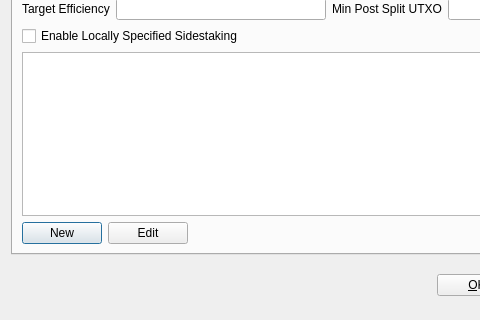
First picture: the form in src/qt/forms/optionsdialog.ui, repository gridcoin-community/Gridcoin-Research, before the edit; both pictures show x 0 to 480 and y 100 to 420 of the 700 by 420 pixel window.
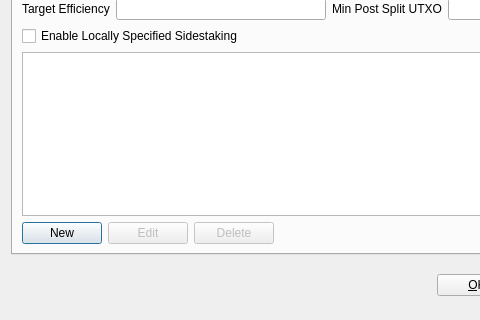
Second picture: the form after the edit. The open tabs and pages were chosen to show the change. Icons and pictures are not drawn. Custom widgets are drawn as their Qt base class.

What changed in the file:
```diff
--- a/src/qt/forms/optionsdialog.ui
+++ b/src/qt/forms/optionsdialog.ui
@@ -342,6 +342,9 @@
            </item>
            <item>
             <widget class="QPushButton" name="pushButtonEditSideStake">
+             <property name="enabled">
+              <bool>false</bool>
+             </property>
              <property name="text">
               <string>Edit</string>
              </property>
@@ -351,6 +354,20 @@
              </property>
             </widget>
            </item>
+           <item>
+            <widget class="QPushButton" name="pushButtonDeleteSideStake">
+             <property name="enabled">
+              <bool>false</bool>
+             </property>
+             <property name="text">
+              <string>Delete</string>
+             </property>
+             <property name="icon">
+              <iconset resource="../bitcoin.qrc">
+               <normaloff>:/icons/remove</normaloff>:/icons/remove</iconset>
+             </property>
+            </widget>
+           </item>
            <item>
             <spacer name="horizontalSpacer_SideStake">
              <property name="orientation">
```
